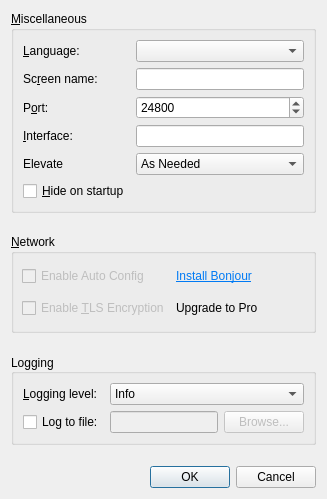
First picture: the form in src/gui/src/SettingsDialogBase.ui, repository deskflow/deskflow, before the edit.
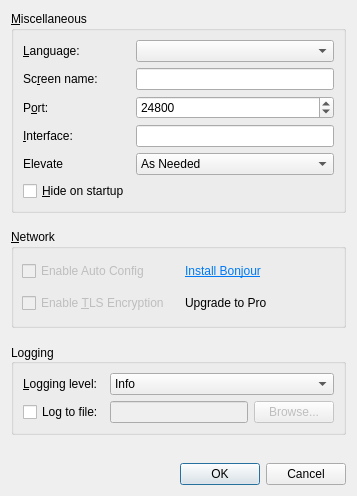
Second picture: the form after the edit.

The edit to the form file:
```diff
--- a/src/gui/src/SettingsDialogBase.ui
+++ b/src/gui/src/SettingsDialogBase.ui
@@ -2,6 +2,14 @@
 <ui version="4.0">
  <class>SettingsDialogBase</class>
  <widget class="QDialog" name="SettingsDialogBase">
+  <property name="geometry">
+   <rect>
+    <x>0</x>
+    <y>0</y>
+    <width>357</width>
+    <height>496</height>
+   </rect>
+  </property>
   <property name="windowTitle">
    <string>Settings</string>
   </property>
@@ -154,12 +162,12 @@
       <enum>Qt::Vertical</enum>
      </property>
      <property name="sizeType">
-      <enum>QSizePolicy::MinimumExpanding</enum>
+      <enum>QSizePolicy::Minimum</enum>
      </property>
      <property name="sizeHint" stdset="0">
       <size>
        <width>20</width>
-       <height>15</height>
+       <height>10</height>
       </size>
      </property>
     </spacer>
@@ -256,12 +264,12 @@
       <enum>Qt::Vertical</enum>
      </property>
      <property name="sizeType">
-      <enum>QSizePolicy::MinimumExpanding</enum>
+      <enum>QSizePolicy::Minimum</enum>
      </property>
      <property name="sizeHint" stdset="0">
       <size>
        <width>20</width>
-       <height>15</height>
+       <height>10</height>
       </size>
      </property>
     </spacer>
@@ -362,7 +370,7 @@
      <property name="sizeHint" stdset="0">
       <size>
        <width>20</width>
-       <height>15</height>
+       <height>10</height>
       </size>
      </property>
     </spacer>
```
Left out of the diff: 6 changed lines with no effect on the pictures.
